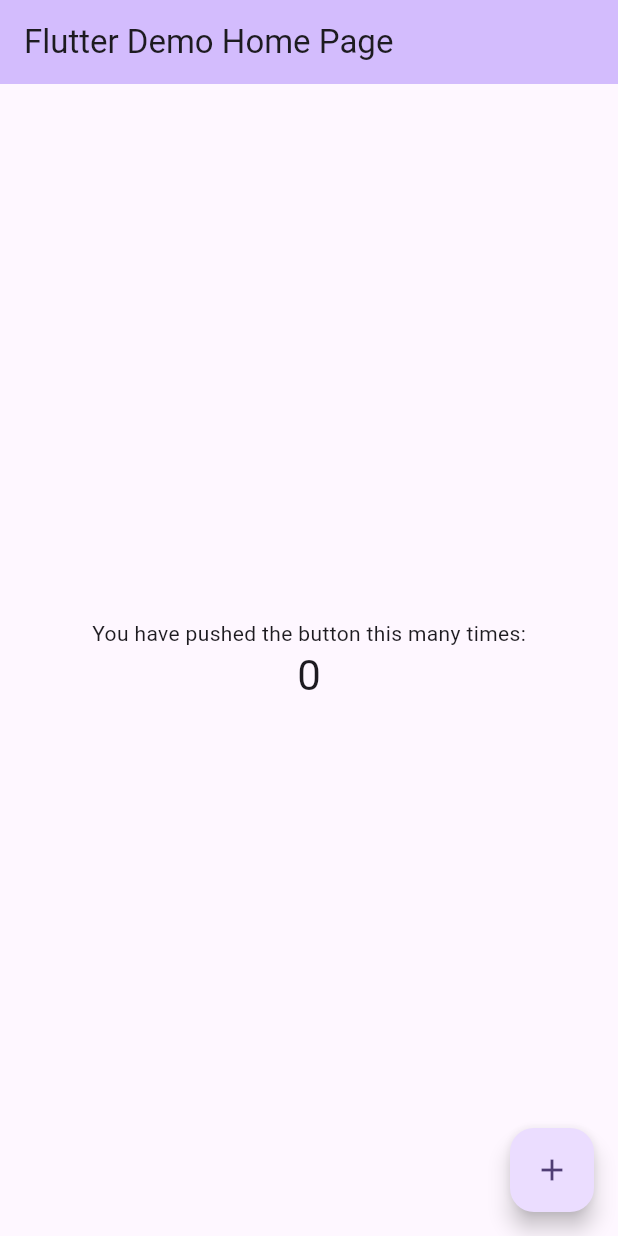
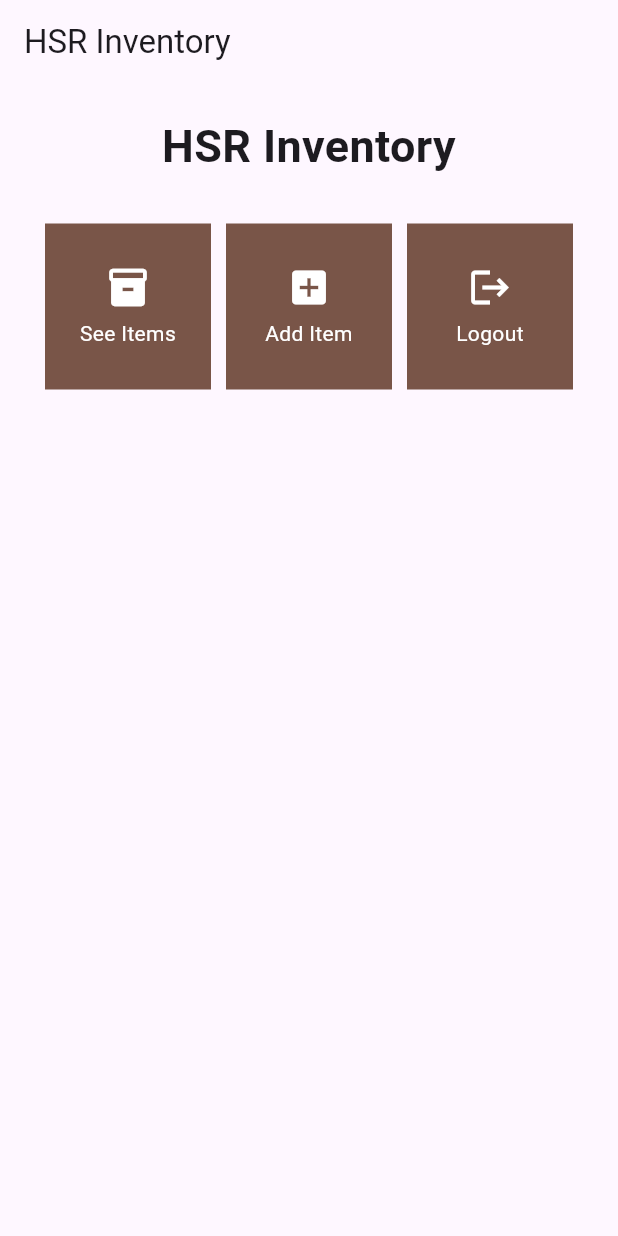
Before and after one commit to MightyZanark/hsr-inventory-mobile, a Flutter app: the screen it shows after launch, on a phone screen of 412 x 824 dp. Run offline on Flutter 3.47's test engine with Material 2 defaults, Android fonts, the phone set to English and light mode, and no system bars.

Commit message:
feat: separated menu and created item class

```diff
--- /dev/null
+++ b/lib/item.dart
@@ -0,0 +1,34 @@
+import 'dart:async';
+import 'dart:convert';
+import 'package:http/http.dart' as http;
+
+class Item {
+  final String name;
+  final String description;
+  final String category;
+  final int amount;
+
+  const Item(
+      {required this.name,
+      required this.description,
+      required this.category,
+      required this.amount});
+
+  factory Item.fromJSON(Map<String, dynamic> json) {
+    return Item(
+        name: json['fields']['name'],
+        description: json['fields']['description'],
+        category: json['fields']['category'],
+        amount: json['fields']['amount']);
+  }
+}
+
+Future<Item> fetchItem() async {
+  final response = await http.get(Uri.parse(""));
+
+  if (response.statusCode == 200) {
+    return Item.fromJSON(jsonDecode(response.body));
+  } else {
+    throw Exception("Failed to fetch item list");
+  }
+}
--- a/lib/main.dart
+++ b/lib/main.dart
@@ -1,4 +1,5 @@
 import 'package:flutter/material.dart';
+import 'package:hsr_inventory/menu.dart';
 
 void main() {
   runApp(const MyApp());
@@ -7,119 +8,15 @@ void main() {
 class MyApp extends StatelessWidget {
   const MyApp({super.key});
 
-  // This widget is the root of your application.
   @override
   Widget build(BuildContext context) {
     return MaterialApp(
-      title: 'Flutter Demo',
+      title: 'HSR Inventory',
       theme: ThemeData(
-        // This is the theme of your application.
-        //
-        // TRY THIS: Try running your application with "flutter run". You'll see
-        // the application has a blue toolbar. Then, without quitting the app,
-        // try changing the seedColor in the colorScheme below to Colors.green
-        // and then invoke "hot reload" (save your changes or press the "hot
-        // reload" button in a Flutter-supported IDE, or press "r" if you used
-        // the command line to start the app).
-        //
-        // Notice that the counter didn't reset back to zero; the application
-        // state is not lost during the reload. To reset the state, use hot
-        // restart instead.
-        //
-        // This works for code too, not just values: Most code changes can be
-        // tested with just a hot reload.
         colorScheme: ColorScheme.fromSeed(seedColor: Colors.deepPurple),
         useMaterial3: true,
       ),
-      home: const MyHomePage(title: 'Flutter Demo Home Page'),
+      home: HomePage(),
     );
   }
 }
-
-class MyHomePage extends StatefulWidget {
-  const MyHomePage({super.key, required this.title});
-
-  // This widget is the home page of your application. It is stateful, meaning
-  // that it has a State object (defined below) that contains fields that affect
-  // how it looks.
-
-  // This class is the configuration for the state. It holds the values (in this
-  // case the title) provided by the parent (in this case the App widget) and
-  // used by the build method of the State. Fields in a Widget subclass are
-  // always marked "final".
-
-  final String title;
-
-  @override
-  State<MyHomePage> createState() => _MyHomePageState();
-}
-
-class _MyHomePageState extends State<MyHomePage> {
-  int _counter = 0;
-
-  void _incrementCounter() {
-    setState(() {
-      // This call to setState tells the Flutter framework that something has
-      // changed in this State, which causes it to rerun the build method below
-      // so that the display can reflect the updated values. If we changed
-      // _counter without calling setState(), then the build method would not be
-      // called again, and so nothing would appear to happen.
-      _counter++;
-    });
-  }
-
-  @override
-  Widget build(BuildContext context) {
-    // This method is rerun every time setState is called, for instance as done
-    // by the _incrementCounter method above.
-    //
-    // The Flutter framework has been optimized to make rerunning build methods
-    // fast, so that you can just rebuild anything that needs updating rather
-    // than having to individually change instances of widgets.
-    return Scaffold(
-      appBar: AppBar(
-        // TRY THIS: Try changing the color here to a specific color (to
-        // Colors.amber, perhaps?) and trigger a hot reload to see the AppBar
-        // change color while the other colors stay the same.
-        backgroundColor: Theme.of(context).colorScheme.inversePrimary,
-        // Here we take the value from the MyHomePage object that was created by
-        // the App.build method, and use it to set our appbar title.
-        title: Text(widget.title),
-      ),
-      body: Center(
-        // Center is a layout widget. It takes a single child and positions it
-        // in the middle of the parent.
-        child: Column(
-          // Column is also a layout widget. It takes a list of children and
-          // arranges them vertically. By default, it sizes itself to fit its
-          // children horizontally, and tries to be as tall as its parent.
-          //
-          // Column has various properties to control how it sizes itself and
-          // how it positions its children. Here we use mainAxisAlignment to
-          // center the children vertically; the main axis here is the vertical
-          // axis because Columns are vertical (the cross axis would be
-          // horizontal).
-          //
-          // TRY THIS: Invoke "debug painting" (choose the "Toggle Debug Paint"
-          // action in the IDE, or press "p" in the console), to see the
-          // wireframe for each widget.
-          mainAxisAlignment: MainAxisAlignment.center,
-          children: <Widget>[
-            const Text(
-              'You have pushed the button this many times:',
-            ),
-            Text(
-              '$_counter',
-              style: Theme.of(context).textTheme.headlineMedium,
-            ),
-          ],
-        ),
-      ),
-      floatingActionButton: FloatingActionButton(
-        onPressed: _incrementCounter,
-        tooltip: 'Increment',
-        child: const Icon(Icons.add),
-      ), // This trailing comma makes auto-formatting nicer for build methods.
-    );
-  }
-}
--- /dev/null
+++ b/lib/menu.dart
@@ -0,0 +1,88 @@
+import 'package:flutter/material.dart';
+import 'dart:math';
+
+class HomePage extends StatelessWidget {
+  HomePage({super.key});
+
+  final List<MenuItem> menus = [
+    MenuItem("See Items", Icons.inventory),
+    MenuItem("Add Item", Icons.add_box),
+    MenuItem("Logout", Icons.logout)
+  ];
+
+  @override
+  Widget build(BuildContext context) {
+    return Scaffold(
+        appBar: AppBar(title: const Text("HSR Inventory")),
+        body: SingleChildScrollView(
+          child: Padding(
+            padding: const EdgeInsets.all(10),
+            child: Column(
+              children: [
+                const Padding(
+                  padding: EdgeInsets.only(top: 10, bottom: 10),
+                  child: Text("HSR Inventory",
+                      textAlign: TextAlign.center,
+                      style: TextStyle(
+                        fontSize: 30,
+                        fontWeight: FontWeight.bold,
+                      )),
+                ),
+                GridView.count(
+                  primary: true,
+                  padding: const EdgeInsets.all(20),
+                  crossAxisSpacing: 10,
+                  mainAxisSpacing: 10,
+                  crossAxisCount: 3,
+                  shrinkWrap: true,
+                  children: menus.map((MenuItem item) {
+                    return MenuCard(item);
+                  }).toList(),
+                )
+              ],
+            ),
+          ),
+        ));
+  }
+}
+
+class MenuItem {
+  final String title;
+  final IconData icon;
+
+  MenuItem(this.title, this.icon);
+}
+
+class MenuCard extends StatelessWidget {
+  final MenuItem menu;
+
+  const MenuCard(this.menu, {super.key});
+
+  @override
+  Widget build(BuildContext context) {
+    return Material(
+        color: Colors.primaries[Random().nextInt(Colors.primaries.length)],
+        child: InkWell(
+          onTap: () {
+            ScaffoldMessenger.of(context)
+              ..hideCurrentSnackBar()
+              ..showSnackBar(SnackBar(
+                  content:
+                      Text('You have pressed the "${menu.title}" button!')));
+          },
+          child: Container(
+              padding: const EdgeInsets.all(8),
+              child: Center(
+                  child: Column(
+                mainAxisAlignment: MainAxisAlignment.center,
+                children: [
+                  Icon(menu.icon, color: Colors.white, size: 30),
+                  const Padding(padding: EdgeInsets.all(3)),
+                  Text(menu.title,
+                      textAlign: TextAlign.center,
+                      style: const TextStyle(color: Colors.white))
+                ],
+              ))),
+        ));
+  }
+}
--- a/pubspec.yaml
+++ b/pubspec.yaml
@@ -35,6 +35,7 @@ dependencies:
   # The following adds the Cupertino Icons font to your application.
   # Use with the CupertinoIcons class for iOS style icons.
   cupertino_icons: ^1.0.2
+  http: ^1.1.0
 
 dev_dependencies:
   flutter_test:
```
Also changed, not shown: pubspec.lock, 1 other file.
